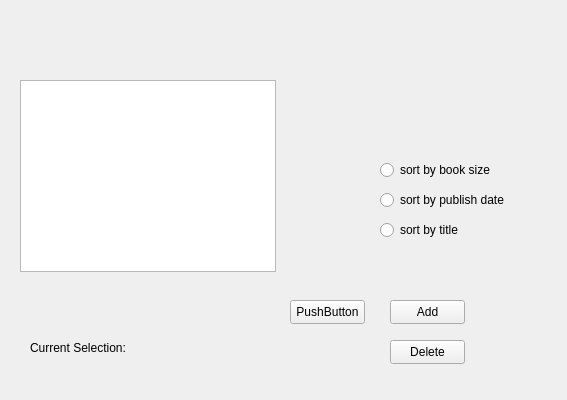
This is QtWidgetsApplication-LMS/QtWidgetsApplicationLMS.ui in cchandel-dev/Library-Management-System as Qt 5 draws it before an edit. The edited form follows.
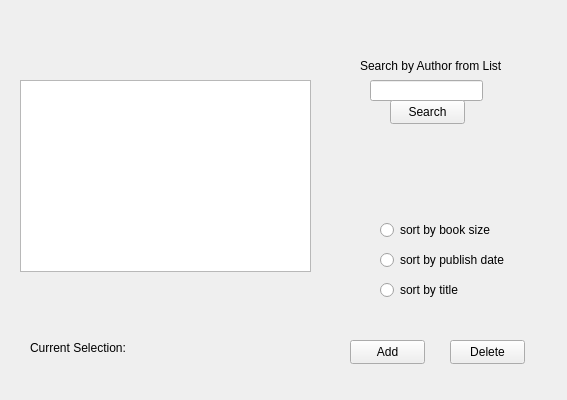
This is the edited form.

Commit message: search by author works now

```diff
--- a/QtWidgetsApplication-LMS/QtWidgetsApplicationLMS.ui
+++ b/QtWidgetsApplication-LMS/QtWidgetsApplicationLMS.ui
@@ -17,8 +17,8 @@
    <widget class="QPushButton" name="addButton">
     <property name="geometry">
      <rect>
-      <x>390</x>
-      <y>300</y>
+      <x>350</x>
+      <y>340</y>
       <width>75</width>
       <height>24</height>
      </rect>
@@ -43,10 +43,10 @@
    <widget class="QLabel" name="bookTitleLabel">
     <property name="geometry">
      <rect>
-      <x>150</x>
+      <x>140</x>
       <y>340</y>
-      <width>131</width>
-      <height>16</height>
+      <width>191</width>
+      <height>20</height>
      </rect>
     </property>
     <property name="text">
@@ -56,7 +56,7 @@
    <widget class="QPushButton" name="deleteButton">
     <property name="geometry">
      <rect>
-      <x>390</x>
+      <x>450</x>
       <y>340</y>
       <width>75</width>
       <height>24</height>
@@ -70,7 +70,7 @@
     <property name="geometry">
      <rect>
       <x>380</x>
-      <y>190</y>
+      <y>250</y>
       <width>141</width>
       <height>20</height>
      </rect>
@@ -86,7 +86,7 @@
     <property name="geometry">
      <rect>
       <x>380</x>
-      <y>220</y>
+      <y>280</y>
       <width>89</width>
       <height>20</height>
      </rect>
@@ -102,7 +102,7 @@
     <property name="geometry">
      <rect>
       <x>380</x>
-      <y>160</y>
+      <y>220</y>
       <width>121</width>
       <height>20</height>
      </rect>
@@ -119,22 +119,45 @@
      <rect>
       <x>20</x>
       <y>80</y>
-      <width>256</width>
+      <width>291</width>
       <height>192</height>
      </rect>
     </property>
    </widget>
-   <widget class="QPushButton" name="selectChange">
+   <widget class="QLineEdit" name="searchLine">
     <property name="geometry">
      <rect>
-      <x>290</x>
-      <y>300</y>
+      <x>370</x>
+      <y>80</y>
+      <width>113</width>
+      <height>21</height>
+     </rect>
+    </property>
+   </widget>
+   <widget class="QLabel" name="label">
+    <property name="geometry">
+     <rect>
+      <x>360</x>
+      <y>50</y>
+      <width>151</width>
+      <height>31</height>
+     </rect>
+    </property>
+    <property name="text">
+     <string>Search by Author from List</string>
+    </property>
+   </widget>
+   <widget class="QPushButton" name="searchButton">
+    <property name="geometry">
+     <rect>
+      <x>390</x>
+      <y>100</y>
       <width>75</width>
       <height>24</height>
      </rect>
     </property>
     <property name="text">
-     <string>PushButton</string>
+     <string>Search</string>
     </property>
    </widget>
   </widget>
```
The commit also changes 4 other files.
